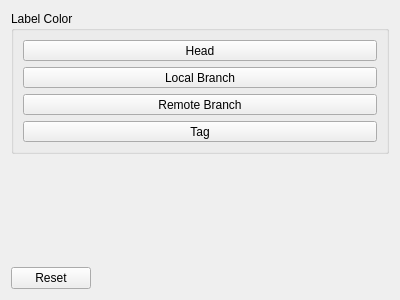
The window that src/SettingVisualForm.ui (soramimi/Guitar) describes before a commit, drawn with Qt 5.
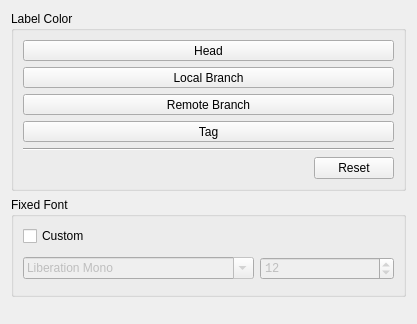
The same window after the commit. Custom widgets are drawn as their Qt base class.

Commit message: Add custom fixed font setting to visual settings

What changed in the file:
```diff
--- a/src/SettingVisualForm.ui
+++ b/src/SettingVisualForm.ui
@@ -6,8 +6,8 @@
    <rect>
     <x>0</x>
     <y>0</y>
-    <width>400</width>
-    <height>300</height>
+    <width>417</width>
+    <height>324</height>
    </rect>
   </property>
   <property name="windowTitle">
@@ -72,6 +72,116 @@
         </property>
        </widget>
       </item>
+      <item>
+       <widget class="Line" name="line">
+        <property name="orientation">
+         <enum>Qt::Orientation::Horizontal</enum>
+        </property>
+       </widget>
+      </item>
+      <item>
+       <layout class="QHBoxLayout" name="horizontalLayout">
+        <item>
+         <spacer name="horizontalSpacer">
+          <property name="orientation">
+           <enum>Qt::Orientation::Horizontal</enum>
+          </property>
+          <property name="sizeHint" stdset="0">
+           <size>
+            <width>40</width>
+            <height>20</height>
+           </size>
+          </property>
+         </spacer>
+        </item>
+        <item>
+         <widget class="QPushButton" name="pushButton_reset">
+          <property name="text">
+           <string>Reset</string>
+          </property>
+         </widget>
+        </item>
+       </layout>
+      </item>
+     </layout>
+    </widget>
+   </item>
+   <item>
+    <widget class="QGroupBox" name="groupBox_fixed_font">
+     <property name="minimumSize">
+      <size>
+       <width>0</width>
+       <height>100</height>
+      </size>
+     </property>
+     <property name="title">
+      <string>Fixed Font</string>
+     </property>
+     <layout class="QVBoxLayout" name="verticalLayout_3">
+      <item>
+       <widget class="QCheckBox" name="checkBox_fixed_font">
+        <property name="text">
+         <string>Custom</string>
+        </property>
+       </widget>
+      </item>
+      <item>
+       <widget class="QFrame" name="frame_fixed_font">
+        <property name="enabled">
+         <bool>false</bool>
+        </property>
+        <property name="frameShape">
+         <enum>QFrame::Shape::NoFrame</enum>
+        </property>
+        <property name="frameShadow">
+         <enum>QFrame::Shadow::Raised</enum>
+        </property>
+        <layout class="QHBoxLayout" name="horizontalLayout_2">
+         <property name="leftMargin">
+          <number>0</number>
+         </property>
+         <property name="topMargin">
+          <number>0</number>
+         </property>
+         <property name="rightMargin">
+          <number>0</number>
+         </property>
+         <property name="bottomMargin">
+          <number>0</number>
+         </property>
+         <item>
+          <widget class="QFontComboBox" name="fontComboBox_fixed_font">
+           <property name="currentText">
+            <string>Monospace</string>
+           </property>
+           <property name="currentFont">
+            <font>
+             <family>Monospace</family>
+            </font>
+           </property>
+          </widget>
+         </item>
+         <item>
+          <widget class="QSpinBox" name="spinBox_fixed_font_size">
+           <property name="font">
+            <font>
+             <family>Monospace</family>
+            </font>
+           </property>
+           <property name="minimum">
+            <number>5</number>
+           </property>
+           <property name="maximum">
+            <number>50</number>
+           </property>
+           <property name="value">
+            <number>12</number>
+           </property>
+          </widget>
+         </item>
+        </layout>
+       </widget>
+      </item>
      </layout>
     </widget>
    </item>
@@ -88,30 +198,6 @@
      </property>
     </spacer>
    </item>
-   <item>
-    <layout class="QHBoxLayout" name="horizontalLayout">
-     <item>
-      <widget class="QPushButton" name="pushButton_reset">
-       <property name="text">
-        <string>Reset</string>
-       </property>
-      </widget>
-     </item>
-     <item>
-      <spacer name="horizontalSpacer">
-       <property name="orientation">
-        <enum>Qt::Horizontal</enum>
-       </property>
-       <property name="sizeHint" stdset="0">
-        <size>
-         <width>40</width>
-         <height>20</height>
-        </size>
-       </property>
-      </spacer>
-     </item>
-    </layout>
-   </item>
   </layout>
  </widget>
  <customwidgets>
```
Left out of the diff: 2 changed lines with no effect on the pictures. The commit also changes 6 other files.
